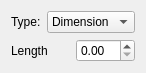
berndhahnebach/All_FreeCAD, file src/Mod/PartDesign/Gui/TaskPocketParameters.ui: the form before one commit.
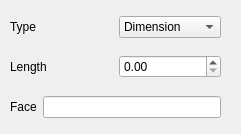
The form after the commit.

Commit message: Pocket Feature: up to first/last/face and through all options

```diff
--- a/src/Mod/PartDesign/Gui/TaskPocketParameters.ui
+++ b/src/Mod/PartDesign/Gui/TaskPocketParameters.ui
@@ -6,20 +6,39 @@
    <rect>
     <x>0</x>
     <y>0</y>
-    <width>137</width>
-    <height>68</height>
+    <width>241</width>
+    <height>134</height>
    </rect>
   </property>
+  <property name="sizePolicy">
+   <sizepolicy hsizetype="Preferred" vsizetype="Preferred">
+    <horstretch>0</horstretch>
+    <verstretch>0</verstretch>
+   </sizepolicy>
+  </property>
+  <property name="minimumSize">
+   <size>
+    <width>233</width>
+    <height>134</height>
+   </size>
+  </property>
   <property name="windowTitle">
    <string>Form</string>
   </property>
-  <layout class="QVBoxLayout" name="verticalLayout">
-   <item>
+  <widget class="QWidget" name="">
+   <property name="geometry">
+    <rect>
+     <x>10</x>
+     <y>10</y>
+     <width>211</width>
+     <height>34</height>
+    </rect>
+   </property>
     <layout class="QHBoxLayout" name="horizontalLayout">
      <item>
       <widget class="QLabel" name="textLabel1">
        <property name="text">
-        <string>Type:</string>
+       <string>Type</string>
        </property>
       </widget>
      </item>
@@ -33,8 +52,38 @@
       </widget>
      </item>
     </layout>
+  </widget>
+  <widget class="QWidget" name="">
+   <property name="geometry">
+    <rect>
+     <x>10</x>
+     <y>90</y>
+     <width>211</width>
+     <height>34</height>
+    </rect>
+   </property>
+   <layout class="QHBoxLayout" name="horizontalLayout_3">
+    <item>
+     <widget class="QLabel" name="textLabel1_2">
+      <property name="text">
+       <string>Face</string>
+      </property>
+     </widget>
    </item>
    <item>
+     <widget class="QLineEdit" name="lineFaceName"/>
+    </item>
+   </layout>
+  </widget>
+  <widget class="QWidget" name="">
+   <property name="geometry">
+    <rect>
+     <x>10</x>
+     <y>50</y>
+     <width>211</width>
+     <height>34</height>
+    </rect>
+   </property>
     <layout class="QHBoxLayout" name="horizontalLayout_2">
      <item>
       <widget class="QLabel" name="label">
@@ -47,8 +96,7 @@
       <widget class="QDoubleSpinBox" name="doubleSpinBox"/>
      </item>
     </layout>
-   </item>
-  </layout>
+  </widget>
  </widget>
  <resources/>
  <connections/>
```
Lines whose indentation alone changed are shown as unchanged. The commit also changes 5 other files.
